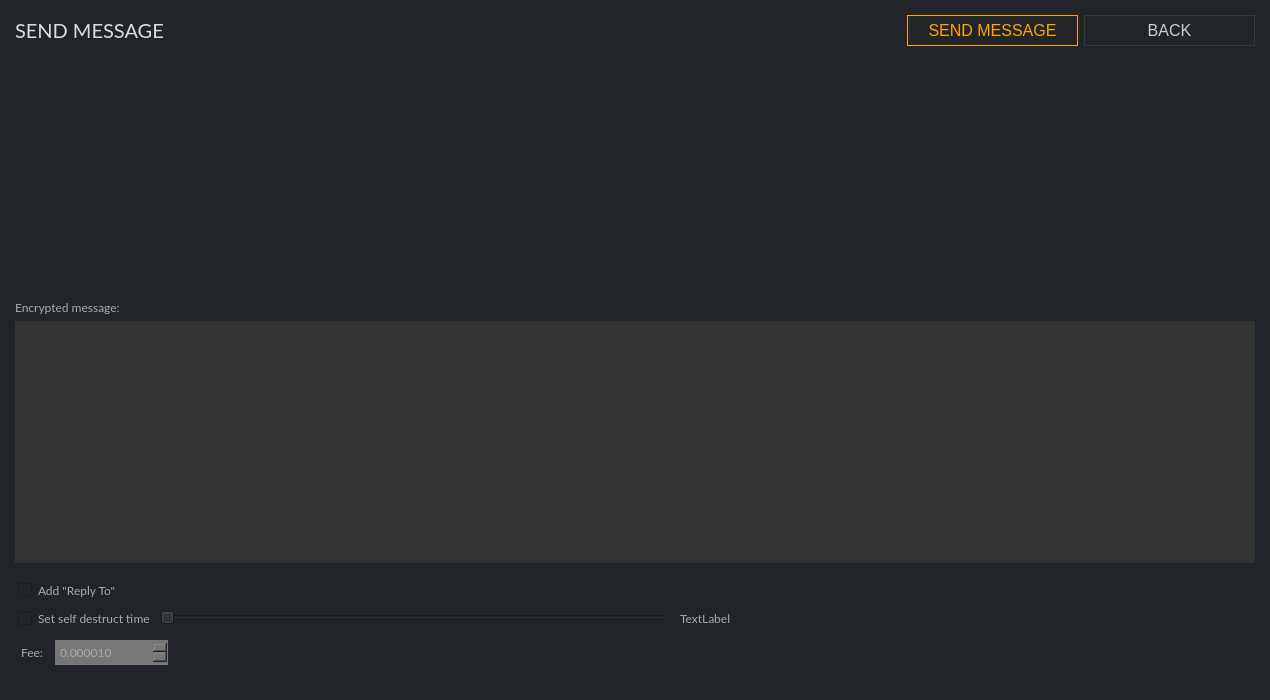
First picture: the form in src/gui/ui/sendmessageframe.ui, repository ConcealNetwork/conceal-desktop, before the edit.
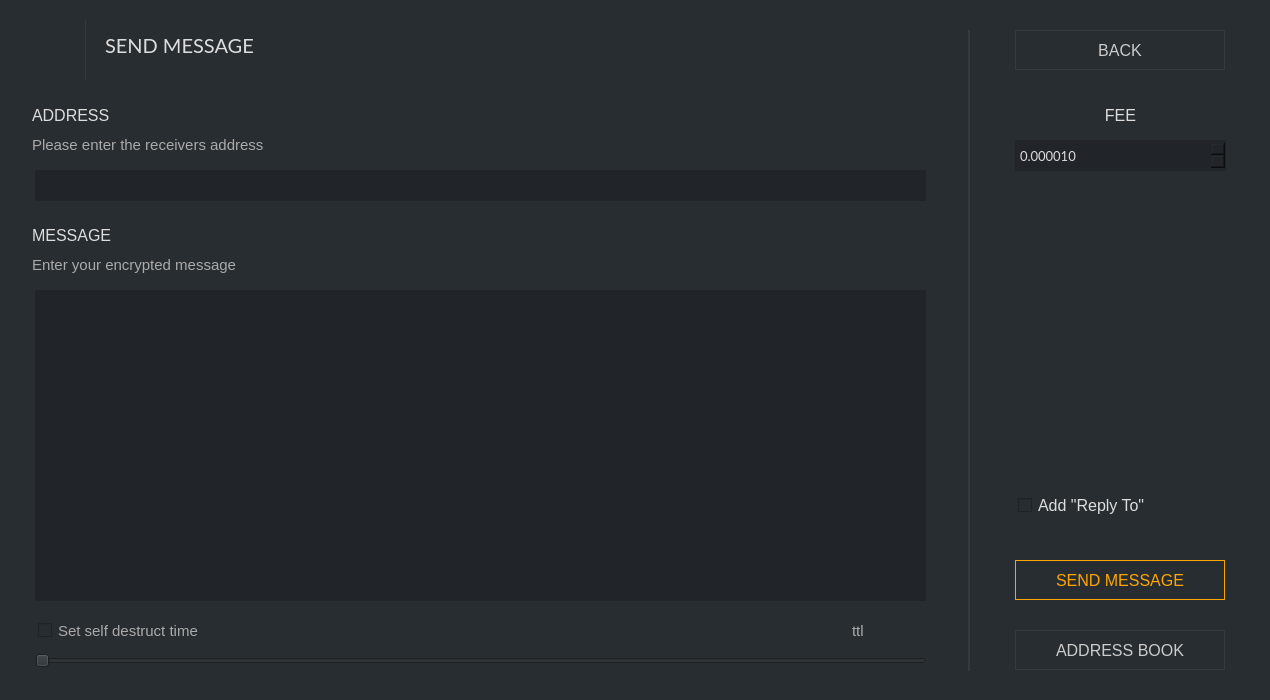
Second picture: the form after the edit. Icons and pictures are not drawn.

The edit to the form file:
```diff
--- a/src/gui/ui/sendmessageframe.ui
+++ b/src/gui/ui/sendmessageframe.ui
@@ -14,7 +14,7 @@
    <string>Frame</string>
   </property>
   <property name="styleSheet">
-   <string notr="true">border: 0px; background-color: #212529; color: #aaa</string>
+   <string notr="true">border: 0px; background-color: #282d31; color: #ddd;</string>
   </property>
   <property name="frameShape">
    <enum>QFrame::NoFrame</enum>
@@ -27,7 +27,7 @@
     <number>15</number>
    </property>
    <property name="topMargin">
-    <number>15</number>
+    <number>0</number>
    </property>
    <property name="rightMargin">
     <number>15</number>
@@ -36,351 +36,494 @@
     <number>15</number>
    </property>
    <item>
-    <layout class="QHBoxLayout" name="horizontalLayout_4">
-     <property name="topMargin">
-      <number>0</number>
-     </property>
-     <item>
-      <widget class="QLabel" name="label">
-       <property name="font">
-        <font>
-         <family>Lato</family>
-         <pointsize>-1</pointsize>
-        </font>
-       </property>
-       <property name="styleSheet">
-        <string notr="true">color: #ddd; 
-font-size: 20px;
-font-family: Lato;</string>
-       </property>
-       <property name="text">
-        <string>SEND MESSAGE</string>
-       </property>
-      </widget>
-     </item>
-     <item>
-      <widget class="QPushButton" name="m_sendButton">
-       <property name="minimumSize">
-        <size>
-         <width>171</width>
-         <height>31</height>
-        </size>
-       </property>
-       <property name="maximumSize">
-        <size>
-         <width>171</width>
-         <height>16777215</height>
-        </size>
-       </property>
-       <property name="font">
-        <font>
-         <pointsize>-1</pointsize>
-        </font>
-       </property>
-       <property name="styleSheet">
-        <string notr="true">QPushButton#m_sendButton {color: orange; background-color: #1; border: 1px solid orange; font-size: 16px;}
-
-QPushButton#m_sendButton:hover {color: orange; background-color: #1; border: 2px solid orange; font-size: 16px;}</string>
-       </property>
-       <property name="text">
-        <string>SEND MESSAGE</string>
-       </property>
-      </widget>
-     </item>
-     <item>
-      <widget class="QPushButton" name="m_backButton">
-       <property name="minimumSize">
-        <size>
-         <width>171</width>
-         <height>31</height>
-        </size>
-       </property>
-       <property name="maximumSize">
-        <size>
-         <width>171</width>
-         <height>31</height>
-        </size>
-       </property>
-       <property name="font">
-        <font>
-         <pointsize>-1</pointsize>
-        </font>
-       </property>
-       <property name="styleSheet">
-        <string notr="true">QPushButton#m_backButton {color: #ccc; border: 1px solid #343a40; font-size: 16px; background-color: #21259;}
-
-QPushButton#m_backButton:hover {color: #ddd; border: 2px solid #444; font-size: 16px; background-color: #21259;}</string>
-       </property>
-       <property name="text">
-        <string>BACK</string>
-       </property>
-      </widget>
-     </item>
-    </layout>
-   </item>
-   <item>
-    <widget class="QScrollArea" name="m_messageAddressScrollArea">
-     <property name="frameShape">
-      <enum>QFrame::StyledPanel</enum>
-     </property>
-     <property name="widgetResizable">
-      <bool>true</bool>
-     </property>
-     <widget class="QWidget" name="scrollAreaWidgetContents">
-      <property name="geometry">
-       <rect>
-        <x>0</x>
-        <y>0</y>
-        <width>1240</width>
-        <height>233</height>
-       </rect>
-      </property>
-      <layout class="QVBoxLayout" name="m_addressesLayout">
-       <property name="spacing">
-        <number>0</number>
-       </property>
-       <property name="leftMargin">
-        <number>0</number>
-       </property>
-       <property name="topMargin">
-        <number>0</number>
-       </property>
-       <property name="rightMargin">
-        <number>0</number>
-       </property>
-       <property name="bottomMargin">
-        <number>0</number>
-       </property>
-       <item>
-        <spacer name="verticalSpacer_2">
-         <property name="orientation">
-          <enum>Qt::Vertical</enum>
-         </property>
-         <property name="sizeHint" stdset="0">
-          <size>
-           <width>20</width>
-           <height>139</height>
-          </size>
-         </property>
-        </spacer>
-       </item>
-      </layout>
-     </widget>
-    </widget>
-   </item>
-   <item>
-    <widget class="QLabel" name="label_3">
-     <property name="font">
-      <font>
-       <family>Lato</family>
-       <pointsize>9</pointsize>
-      </font>
-     </property>
-     <property name="text">
-      <string>Encrypted message:</string>
-     </property>
-    </widget>
-   </item>
-   <item>
-    <widget class="QTextEdit" name="m_messageTextEdit">
-     <property name="font">
-      <font>
-       <family>Lato</family>
-       <pointsize>9</pointsize>
-      </font>
+    <widget class="QGroupBox" name="groupBox">
+     <property name="maximumSize">
+      <size>
+       <width>1240</width>
+       <height>685</height>
+      </size>
      </property>
      <property name="styleSheet">
-      <string notr="true">background-color: #333; color: #ddd;</string>
+      <string notr="true"/>
      </property>
-     <property name="html">
-      <string notr="true">&lt;!DOCTYPE HTML PUBLIC &quot;-//W3C//DTD HTML 4.0//EN&quot; &quot;http://www.w3.org/TR/REC-html40/strict.dtd&quot;&gt;
+     <property name="title">
+      <string/>
+     </property>
+     <widget class="QTextEdit" name="m_messageTextEdit">
+      <property name="geometry">
+       <rect>
+        <x>20</x>
+        <y>290</y>
+        <width>891</width>
+        <height>311</height>
+       </rect>
+      </property>
+      <property name="maximumSize">
+       <size>
+        <width>16777215</width>
+        <height>16777215</height>
+       </size>
+      </property>
+      <property name="font">
+       <font>
+        <family>Lato</family>
+        <pointsize>9</pointsize>
+       </font>
+      </property>
+      <property name="styleSheet">
+       <string notr="true">padding: 3px; background-color: #212529; border: 0px;</string>
+      </property>
+      <property name="html">
+       <string notr="true">&lt;!DOCTYPE HTML PUBLIC &quot;-//W3C//DTD HTML 4.0//EN&quot; &quot;http://www.w3.org/TR/REC-html40/strict.dtd&quot;&gt;
 &lt;html&gt;&lt;head&gt;&lt;meta name=&quot;qrichtext&quot; content=&quot;1&quot; /&gt;&lt;style type=&quot;text/css&quot;&gt;
 p, li { white-space: pre-wrap; }
 &lt;/style&gt;&lt;/head&gt;&lt;body style=&quot; font-family:'Lato'; font-size:9pt; font-weight:400; font-style:normal;&quot;&gt;
 &lt;p style=&quot;-qt-paragraph-type:empty; margin-top:0px; margin-bottom:0px; margin-left:0px; margin-right:0px; -qt-block-indent:0; text-indent:0px; font-family:'.Helvetica Neue DeskInterface'; font-size:13pt;&quot;&gt;&lt;br /&gt;&lt;/p&gt;&lt;/body&gt;&lt;/html&gt;</string>
-     </property>
+      </property>
+     </widget>
+     <widget class="QCheckBox" name="m_addReplyToCheck">
+      <property name="geometry">
+       <rect>
+        <x>1000</x>
+        <y>490</y>
+        <width>211</width>
+        <height>31</height>
+       </rect>
+      </property>
+      <property name="font">
+       <font>
+        <pointsize>-1</pointsize>
+       </font>
+      </property>
+      <property name="styleSheet">
+       <string notr="true">padding: 3px; color: #ddd; font-size: 16px;</string>
+      </property>
+      <property name="text">
+       <string>Add &quot;Reply To&quot;</string>
+      </property>
+     </widget>
+     <widget class="QCheckBox" name="m_ttlCheck">
+      <property name="geometry">
+       <rect>
+        <x>20</x>
+        <y>620</y>
+        <width>211</width>
+        <height>21</height>
+       </rect>
+      </property>
+      <property name="font">
+       <font>
+        <pointsize>-1</pointsize>
+       </font>
+      </property>
+      <property name="toolTip">
+       <string>Do not include message in blockchain</string>
+      </property>
+      <property name="styleSheet">
+       <string notr="true">padding: 3px; font-size: 15px; color: #aaa;</string>
+      </property>
+      <property name="text">
+       <string>Set self destruct time</string>
+      </property>
+     </widget>
+     <widget class="QLabel" name="m_ttlLabel">
+      <property name="geometry">
+       <rect>
+        <x>830</x>
+        <y>620</y>
+        <width>81</width>
+        <height>21</height>
+       </rect>
+      </property>
+      <property name="font">
+       <font>
+        <pointsize>-1</pointsize>
+       </font>
+      </property>
+      <property name="styleSheet">
+       <string notr="true">padding: 3px; font-size: 15px; color: #aaa;</string>
+      </property>
+      <property name="text">
+       <string>ttl</string>
+      </property>
+     </widget>
+     <widget class="QSlider" name="m_ttlSlider">
+      <property name="geometry">
+       <rect>
+        <x>20</x>
+        <y>650</y>
+        <width>891</width>
+        <height>22</height>
+       </rect>
+      </property>
+      <property name="singleStep">
+       <number>300</number>
+      </property>
+      <property name="orientation">
+       <enum>Qt::Horizontal</enum>
+      </property>
+      <property name="tickInterval">
+       <number>1</number>
+      </property>
+     </widget>
+     <widget class="QDoubleSpinBox" name="m_feeSpin">
+      <property name="geometry">
+       <rect>
+        <x>1000</x>
+        <y>140</y>
+        <width>211</width>
+        <height>31</height>
+       </rect>
+      </property>
+      <property name="minimumSize">
+       <size>
+        <width>0</width>
+        <height>25</height>
+       </size>
+      </property>
+      <property name="font">
+       <font>
+        <family>Lato</family>
+        <pointsize>10</pointsize>
+       </font>
+      </property>
+      <property name="styleSheet">
+       <string notr="true">padding: 3px; border: 0px; background: #212529;</string>
+      </property>
+      <property name="decimals">
+       <number>6</number>
+      </property>
+      <property name="minimum">
+       <double>0.000010000000000</double>
+      </property>
+      <property name="maximum">
+       <double>100000000.000000000000000</double>
+      </property>
+      <property name="singleStep">
+       <double>0.000010000000000</double>
+      </property>
+      <property name="value">
+       <double>0.000010000000000</double>
+      </property>
+     </widget>
+     <widget class="QLabel" name="label_4">
+      <property name="geometry">
+       <rect>
+        <x>1000</x>
+        <y>100</y>
+        <width>211</width>
+        <height>31</height>
+       </rect>
+      </property>
+      <property name="font">
+       <font>
+        <pointsize>-1</pointsize>
+       </font>
+      </property>
+      <property name="styleSheet">
+       <string notr="true">padding: 3px; color: #ddd; font-size: 16px;</string>
+      </property>
+      <property name="text">
+       <string>FEE</string>
+      </property>
+      <property name="alignment">
+       <set>Qt::AlignCenter</set>
+      </property>
+     </widget>
+     <widget class="QLabel" name="label">
+      <property name="geometry">
+       <rect>
+        <x>90</x>
+        <y>30</y>
+        <width>201</width>
+        <height>31</height>
+       </rect>
+      </property>
+      <property name="maximumSize">
+       <size>
+        <width>1240</width>
+        <height>685</height>
+       </size>
+      </property>
+      <property name="font">
+       <font>
+        <family>Lato</family>
+        <pointsize>-1</pointsize>
+       </font>
+      </property>
+      <property name="styleSheet">
+       <string notr="true">color: #ddd; 
+font-size: 20px;
+font-family: Lato;</string>
+      </property>
+      <property name="text">
+       <string>SEND MESSAGE</string>
+      </property>
+     </widget>
+     <widget class="QPushButton" name="m_sendButton">
+      <property name="geometry">
+       <rect>
+        <x>1000</x>
+        <y>560</y>
+        <width>210</width>
+        <height>40</height>
+       </rect>
+      </property>
+      <property name="minimumSize">
+       <size>
+        <width>210</width>
+        <height>40</height>
+       </size>
+      </property>
+      <property name="maximumSize">
+       <size>
+        <width>210</width>
+        <height>16777215</height>
+       </size>
+      </property>
+      <property name="font">
+       <font>
+        <pointsize>-1</pointsize>
+       </font>
+      </property>
+      <property name="styleSheet">
+       <string notr="true">QPushButton#m_sendButton {color: orange; background-color: #1; border: 1px solid orange; font-size: 16px;}
+
+QPushButton#m_sendButton:hover {color: orange; background-color: #1; border: 2px solid orange; font-size: 16px;}</string>
+      </property>
+      <property name="text">
+       <string>SEND MESSAGE</string>
+      </property>
+     </widget>
+     <widget class="QPushButton" name="m_backButton">
+      <property name="geometry">
+       <rect>
+        <x>1000</x>
+        <y>30</y>
+        <width>210</width>
+        <height>40</height>
+       </rect>
+      </property>
+      <property name="minimumSize">
+       <size>
+        <width>171</width>
+        <height>31</height>
+       </size>
+      </property>
+      <property name="maximumSize">
+       <size>
+        <width>210</width>
+        <height>40</height>
+       </size>
+      </property>
+      <property name="font">
+       <font>
+        <pointsize>-1</pointsize>
+       </font>
+      </property>
+      <property name="styleSheet">
+       <string notr="true">QPushButton#m_backButton {color: #ccc; border: 1px solid #343a40; font-size: 16px; background-color: #21259;}
+
+QPushButton#m_backButton:hover {color: #ddd; border: 2px solid #444; font-size: 16px; background-color: #21259;}</string>
+      </property>
+      <property name="text">
+       <string>BACK</string>
+      </property>
+     </widget>
+     <widget class="Line" name="line">
+      <property name="geometry">
+       <rect>
+        <x>953</x>
+        <y>30</y>
+        <width>2</width>
+        <height>641</height>
+       </rect>
+      </property>
+      <property name="styleSheet">
+       <string notr="true">background-color: #343a40;</string>
+      </property>
+      <property name="orientation">
+       <enum>Qt::Vertical</enum>
+      </property>
+     </widget>
+     <widget class="QLabel" name="label_11">
+      <property name="geometry">
+       <rect>
+        <x>0</x>
+        <y>10</y>
+        <width>61</width>
+        <height>71</height>
+       </rect>
+      </property>
+      <property name="text">
+       <string>&lt;html&gt;&lt;head/&gt;&lt;body&gt;&lt;p&gt;&lt;img src=&quot;:/images/conceal-small.png&quot;/&gt;&lt;/p&gt;&lt;/body&gt;&lt;/html&gt;</string>
+      </property>
+     </widget>
+     <widget class="Line" name="logoLine">
+      <property name="geometry">
+       <rect>
+        <x>70</x>
+        <y>20</y>
+        <width>1</width>
+        <height>60</height>
+       </rect>
+      </property>
+      <property name="styleSheet">
+       <string notr="true">background-color: #343a40;</string>
+      </property>
+      <property name="orientation">
+       <enum>Qt::Vertical</enum>
+      </property>
+     </widget>
+     <widget class="QLineEdit" name="m_addressEdit">
+      <property name="geometry">
+       <rect>
+        <x>20</x>
+        <y>170</y>
+        <width>891</width>
+        <height>31</height>
+       </rect>
+      </property>
+      <property name="minimumSize">
+       <size>
+        <width>0</width>
+        <height>31</height>
+       </size>
+      </property>
+      <property name="font">
+       <font>
+        <family>Lato</family>
+        <pointsize>10</pointsize>
+       </font>
+      </property>
+      <property name="styleSheet">
+       <string notr="true">padding: 3px; background-color: #212529; border: 0px;</string>
+      </property>
+      <property name="text">
+       <string/>
+      </property>
+     </widget>
+     <widget class="QLabel" name="pidLabel_4">
+      <property name="geometry">
+       <rect>
+        <x>10</x>
+        <y>130</y>
+        <width>901</width>
+        <height>30</height>
+       </rect>
+      </property>
+      <property name="font">
+       <font>
+        <pointsize>-1</pointsize>
+       </font>
+      </property>
+      <property name="styleSheet">
+       <string notr="true">padding: 3px; font-size: 15px; color: #aaa;</string>
+      </property>
+      <property name="text">
+       <string>Please enter the receivers address</string>
+      </property>
+     </widget>
+     <widget class="QLabel" name="adressLabel">
+      <property name="geometry">
+       <rect>
+        <x>10</x>
+        <y>100</y>
+        <width>721</width>
+        <height>30</height>
+       </rect>
+      </property>
+      <property name="font">
+       <font>
+        <pointsize>-1</pointsize>
+       </font>
+      </property>
+      <property name="styleSheet">
+       <string notr="true">padding: 3px; color: #ddd; font-size: 16px;</string>
+      </property>
+      <property name="text">
+       <string>ADDRESS</string>
+      </property>
+     </widget>
+     <widget class="QLabel" name="pidLabel_5">
+      <property name="geometry">
+       <rect>
+        <x>10</x>
+        <y>250</y>
+        <width>901</width>
+        <height>30</height>
+       </rect>
+      </property>
+      <property name="font">
+       <font>
+        <pointsize>-1</pointsize>
+       </font>
+      </property>
+      <property name="styleSheet">
+       <string notr="true">padding: 3px; font-size: 15px; color: #aaa;</string>
+      </property>
+      <property name="text">
+       <string>Enter your encrypted message</string>
+      </property>
+     </widget>
+     <widget class="QLabel" name="adressLabel_2">
+      <property name="geometry">
+       <rect>
+        <x>10</x>
+        <y>220</y>
+        <width>721</width>
+        <height>30</height>
+       </rect>
+      </property>
+      <property name="font">
+       <font>
+        <pointsize>-1</pointsize>
+       </font>
+      </property>
+      <property name="styleSheet">
+       <string notr="true">padding: 3px; color: #ddd; font-size: 16px;</string>
+      </property>
+      <property name="text">
+       <string>MESSAGE</string>
+      </property>
+     </widget>
+     <widget class="QPushButton" name="m_addressBookButton">
+      <property name="geometry">
+       <rect>
+        <x>1000</x>
+        <y>630</y>
+        <width>210</width>
+        <height>40</height>
+       </rect>
+      </property>
+      <property name="minimumSize">
+       <size>
+        <width>210</width>
+        <height>40</height>
+       </size>
+      </property>
+      <property name="maximumSize">
+       <size>
+        <width>16777215</width>
+        <height>31</height>
+       </size>
+      </property>
+      <property name="font">
+       <font>
+        <pointsize>-1</pointsize>
+       </font>
+      </property>
+      <property name="styleSheet">
+       <string notr="true">QPushButton#m_addressBookButton {color: #ccc; border: 1px solid #343a40; font-size: 16px; background-color: #21259;}
+
+QPushButton#m_addressBookButton:hover {color: #ddd; border: 2px solid #444; font-size: 16px; background-color: #21259;}</string>
+      </property>
+      <property name="text">
+       <string>ADDRESS BOOK</string>
+      </property>
+     </widget>
     </widget>
    </item>
-   <item>
-    <spacer name="verticalSpacer">
-     <property name="orientation">
-      <enum>Qt::Vertical</enum>
-     </property>
-     <property name="sizeType">
-      <enum>QSizePolicy::Fixed</enum>
-     </property>
-     <property name="sizeHint" stdset="0">
-      <size>
-       <width>20</width>
-       <height>10</height>
-      </size>
-     </property>
-    </spacer>
-   </item>
-   <item>
-    <layout class="QHBoxLayout" name="horizontalLayout_3">
-     <property name="topMargin">
-      <number>0</number>
-     </property>
-     <item>
-      <widget class="QCheckBox" name="m_addReplyToCheck">
-       <property name="font">
-        <font>
-         <family>Lato</family>
-         <pointsize>9</pointsize>
-        </font>
-       </property>
-       <property name="styleSheet">
-        <string notr="true">padding: 3px; border: 0px;</string>
-       </property>
-       <property name="text">
-        <string>Add &quot;Reply To&quot;</string>
-       </property>
-      </widget>
-     </item>
-    </layout>
-   </item>
-   <item>
-    <layout class="QHBoxLayout" name="horizontalLayout_2">
-     <property name="rightMargin">
-      <number>10</number>
-     </property>
-     <item>
-      <widget class="QCheckBox" name="m_ttlCheck">
-       <property name="font">
-        <font>
-         <family>Lato</family>
-         <pointsize>9</pointsize>
-        </font>
-       </property>
-       <property name="toolTip">
-        <string>Do not include message in blockchain</string>
-       </property>
-       <property name="styleSheet">
-        <string notr="true">padding: 3px; border: 0px;</string>
-       </property>
-       <property name="text">
-        <string>Set self destruct time</string>
-       </property>
-      </widget>
-     </item>
-     <item>
-      <widget class="QSlider" name="m_ttlSlider">
-       <property name="singleStep">
-        <number>300</number>
-       </property>
-       <property name="orientation">
-        <enum>Qt::Horizontal</enum>
-       </property>
-       <property name="tickInterval">
-        <number>1</number>
-       </property>
-      </widget>
-     </item>
-     <item>
-      <widget class="QLabel" name="m_ttlLabel">
-       <property name="font">
-        <font>
-         <family>Lato</family>
-         <pointsize>9</pointsize>
-        </font>
-       </property>
-       <property name="styleSheet">
-        <string notr="true">padding: 3px; border: 0px;</string>
-       </property>
-       <property name="text">
-        <string>TextLabel</string>
-       </property>
-      </widget>
-     </item>
-     <item>
-      <spacer name="horizontalSpacer_3">
-       <property name="orientation">
-        <enum>Qt::Horizontal</enum>
-       </property>
-       <property name="sizeHint" stdset="0">
-        <size>
-         <width>40</width>
-         <height>20</height>
-        </size>
-       </property>
-      </spacer>
-     </item>
-    </layout>
-   </item>
-   <item>
-    <layout class="QGridLayout" name="gridLayout">
-     <property name="topMargin">
-      <number>5</number>
-     </property>
-     <item row="0" column="0">
-      <widget class="QLabel" name="label_4">
-       <property name="font">
-        <font>
-         <family>Lato</family>
-         <pointsize>9</pointsize>
-        </font>
-       </property>
-       <property name="styleSheet">
-        <string notr="true">padding: 3px; border: 0px;</string>
-       </property>
-       <property name="text">
-        <string>Fee:</string>
-       </property>
-      </widget>
-     </item>
-     <item row="1" column="2">
-      <spacer name="horizontalSpacer">
-       <property name="orientation">
-        <enum>Qt::Horizontal</enum>
-       </property>
-       <property name="sizeType">
-        <enum>QSizePolicy::Expanding</enum>
-       </property>
-       <property name="sizeHint" stdset="0">
-        <size>
-         <width>298</width>
-         <height>20</height>
-        </size>
-       </property>
-      </spacer>
-     </item>
-     <item row="0" column="1">
-      <widget class="QDoubleSpinBox" name="m_feeSpin">
-       <property name="minimumSize">
-        <size>
-         <width>0</width>
-         <height>25</height>
-        </size>
-       </property>
-       <property name="font">
-        <font>
-         <family>Lato</family>
-         <pointsize>9</pointsize>
-        </font>
-       </property>
-       <property name="styleSheet">
-        <string>padding: 3px; border: 0px; background-color: #777;</string>
-       </property>
-       <property name="decimals">
-        <number>6</number>
-       </property>
-       <property name="minimum">
-        <double>0.000010000000000</double>
-       </property>
-       <property name="maximum">
-        <double>100000000.000000000000000</double>
-       </property>
-       <property name="singleStep">
-        <double>0.000010000000000</double>
-       </property>
-       <property name="value">
-        <double>0.000010000000000</double>
-       </property>
-      </widget>
-     </item>
-    </layout>
-   </item>
   </layout>
  </widget>
  <resources/>
```
Left out of the diff: 16 changed lines with no effect on the pictures.
